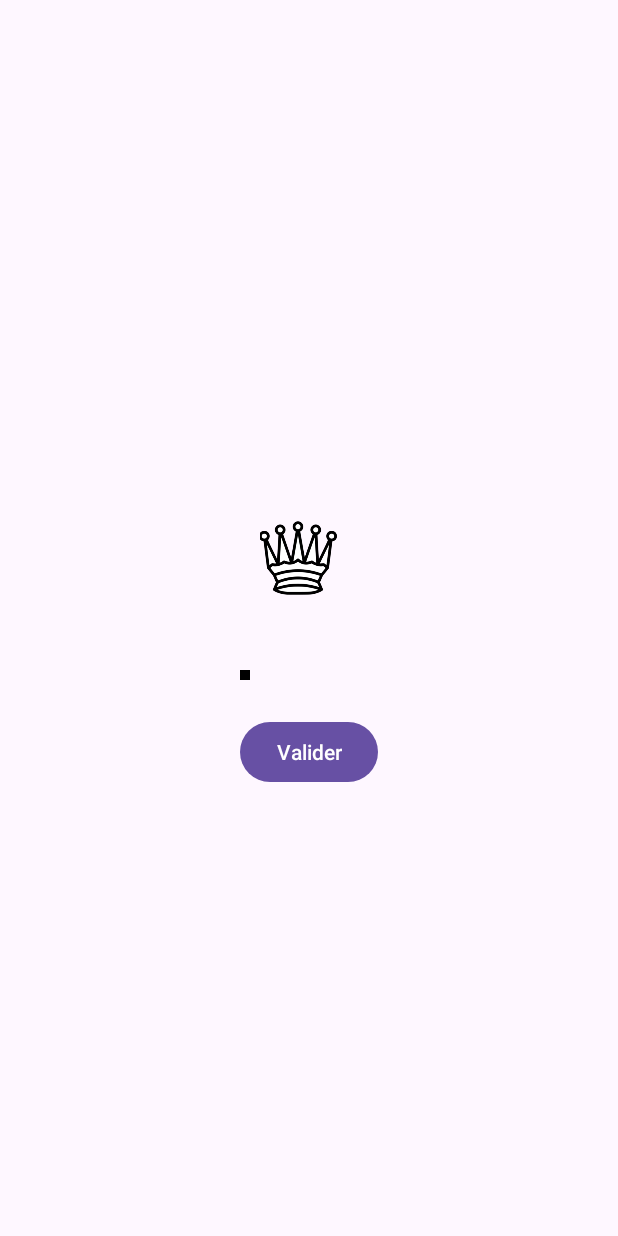
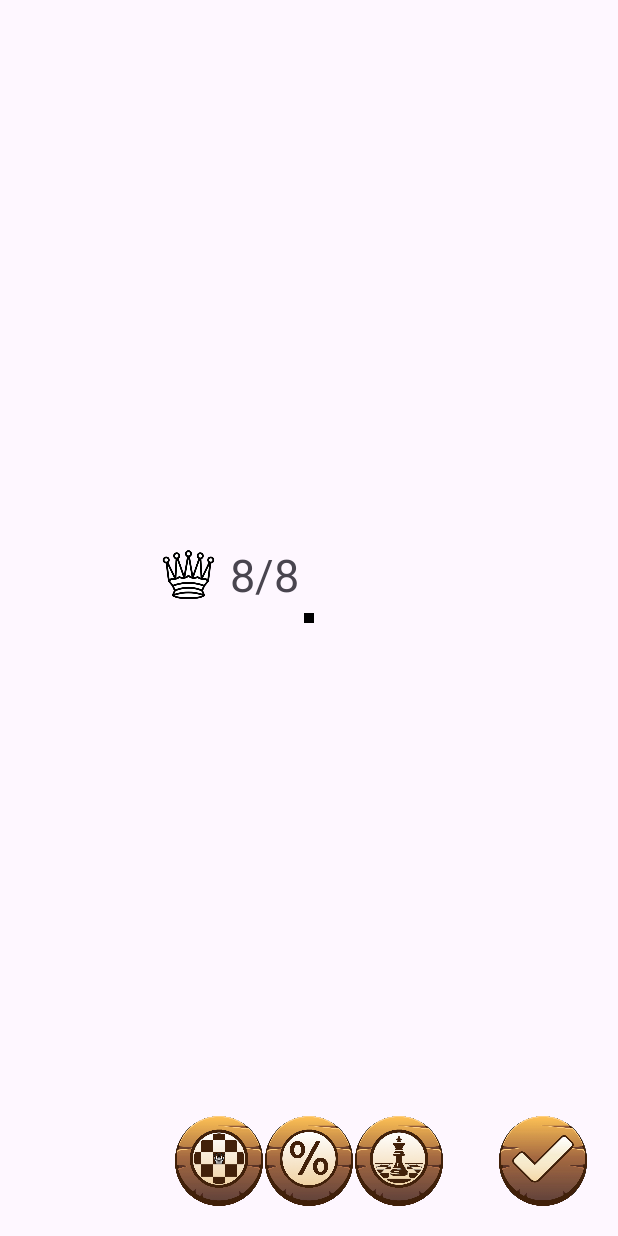
Before and after one commit to XLA17/Jeu8Dames, an Android app: the layout activity_main.xml on its own in the app's theme, with its tools: preview values and no code run, on a phone screen of 412 x 824 dp. Run offline under Robolectric (Android 15) with nearby library versions, the phone set to English and light mode, and no system bars.

Commit message:
changement visuel bouton + ajout boutons d'aides

```diff
--- a/app/src/main/res/layout/activity_main.xml
+++ b/app/src/main/res/layout/activity_main.xml
@@ -1,26 +1,24 @@
 <?xml version="1.0" encoding="utf-8"?>
-<RelativeLayout xmlns:android="http://schemas.android.com/apk/res/android"
+<androidx.constraintlayout.widget.ConstraintLayout xmlns:android="http://schemas.android.com/apk/res/android"
+    xmlns:app="http://schemas.android.com/apk/res-auto"
     xmlns:tools="http://schemas.android.com/tools"
+    android:id="@+id/constraintLayout"
     android:layout_width="match_parent"
     android:layout_height="match_parent"
-    android:id="@+id/relativeLayout"
-    android:gravity="center_horizontal|center_vertical"
     tools:context=".MainActivity">
 
     <LinearLayout
+        android:id="@+id/linearLayout"
         android:layout_width="wrap_content"
         android:layout_height="wrap_content"
-        android:orientation="vertical">
-
-        <LinearLayout
-            android:layout_width="match_parent"
-            android:layout_height="wrap_content"
-            android:layout_margin="20px"
-            android:gravity="right">
+        app:layout_constraintEnd_toEndOf="@id/tableLayout"
+        app:layout_constraintBottom_toTopOf="@id/tableLayout"
+        android:layout_marginBottom="5dp"
+        android:orientation="horizontal">
 
         <ImageView
-                android:layout_width="80px"
-                android:layout_height="80px"
+            android:layout_width="35dp"
+            android:layout_height="35dp"
             android:src="@drawable/queen"
             android:layout_gravity="center_vertical"/>
 
@@ -28,9 +26,10 @@
             android:id="@+id/textCountQueen"
             android:layout_width="wrap_content"
             android:layout_height="wrap_content"
-                android:layout_marginLeft="20px"
+            android:layout_marginStart="10dp"
+            android:layout_marginEnd="10dp"
             android:text="8/8"
-                android:textSize="50px"
+            android:textSize="30sp"
             android:layout_gravity="center_vertical"/>
 
     </LinearLayout>
@@ -39,6 +38,10 @@
         android:id="@+id/tableLayout"
         android:layout_width="wrap_content"
         android:layout_height="wrap_content"
+        app:layout_constraintStart_toStartOf="parent"
+        app:layout_constraintEnd_toEndOf="parent"
+        app:layout_constraintTop_toTopOf="parent"
+        app:layout_constraintBottom_toBottomOf="parent"
         android:background="@color/black"
         android:padding="3dp"/>
 
@@ -46,18 +49,49 @@
         android:id="@+id/messageTextView"
         android:layout_width="wrap_content"
         android:layout_height="wrap_content"
-            android:text="Veuillez placer toutes les dames."
-            android:layout_gravity="center_horizontal"
-            android:visibility="gone"/>
+        android:text=""
+        app:layout_constraintStart_toStartOf="parent"
+        app:layout_constraintEnd_toEndOf="parent"
+        app:layout_constraintTop_toBottomOf="@id/tableLayout"
+        android:layout_marginTop="5dp"/>
 
-        <Button
+    <ImageView
         android:id="@+id/validerButton"
+        android:layout_width="60dp"
+        android:layout_height="60dp"
+        android:src="@drawable/valider_button"
+        app:layout_constraintEnd_toEndOf="parent"
+        app:layout_constraintBottom_toBottomOf="parent"
+        android:layout_margin="20dp"/>
+
+    <LinearLayout
         android:layout_width="wrap_content"
         android:layout_height="wrap_content"
-            android:text="Valider"
-            android:layout_gravity="center_horizontal"
-            android:layout_marginTop="24dp"/>
+        android:orientation="horizontal"
+        app:layout_constraintStart_toStartOf="parent"
+        app:layout_constraintEnd_toEndOf="parent"
+        app:layout_constraintBottom_toBottomOf="parent"
+        android:layout_margin="20dp">
+
+        <ImageView
+            android:id="@+id/aideLignesAttaque"
+            android:layout_width="60dp"
+            android:layout_height="60dp"
+            android:src="@drawable/aide_lignes_attaque"
+            android:scaleType="fitCenter"/>
+
+        <ImageView
+            android:id="@+id/aidePourcentageVictoire"
+            android:layout_width="60dp"
+            android:layout_height="60dp"
+            android:src="@drawable/aide_pourcentage_victoire" />
+
+        <ImageView
+            android:id="@+id/aidePoseReine"
+            android:layout_width="60dp"
+            android:layout_height="60dp"
+            android:src="@drawable/aide_pose_reine" />
 
     </LinearLayout>
 
-</RelativeLayout>
+</androidx.constraintlayout.widget.ConstraintLayout>
```
Also changed, not shown: app/src/main/java/com/example/jeu8dames/MainActivity.java (+59 -20 lines), app/src/main/res/drawable/aide_lignes_attaque.png (added), app/src/main/res/drawable/aide_pose_reine.png (added), app/src/main/res/drawable/aide_pourcentage_victoire.png (added), app/src/main/res/drawable/valider_button.png (added). Lines whose indentation alone changed are shown as unchanged.
